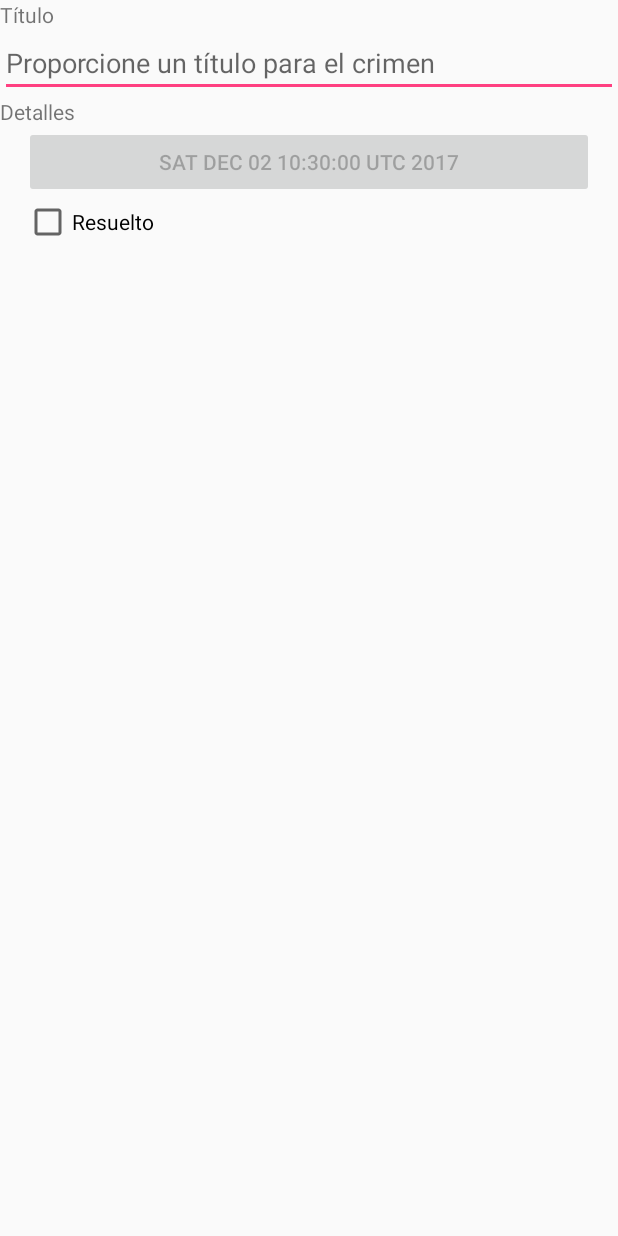
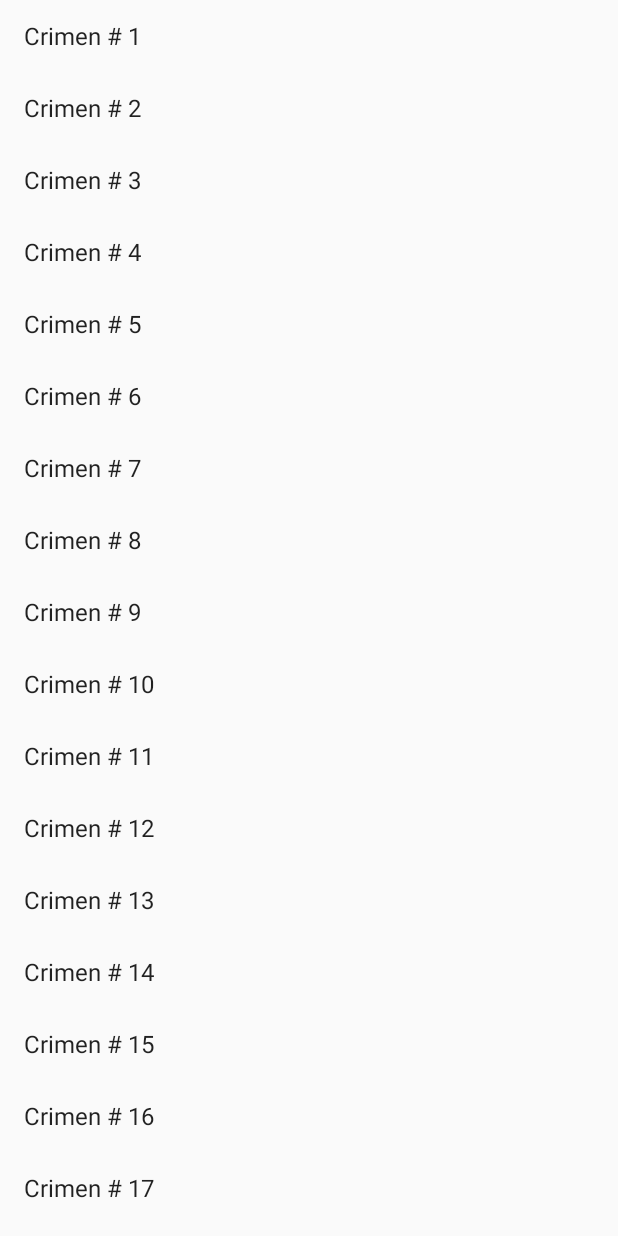
Before and after one commit to JoseRuben/CriminalIntent, an Android app: the screen it shows after launch (CrimeActivity before the commit, CrimeListActivity after it), on a phone screen of 412 x 824 dp. Run offline under Robolectric (Android 15) with nearby library versions, the phone set to English and light mode, and no system bars.

Commit message:
CriminalIntent: Muestra una lista simple de crimenes.

```diff
--- a/app/build.gradle
+++ b/app/build.gradle
@@ -28,4 +28,5 @@ dependencies {
     compile 'com.android.support.constraint:constraint-layout:1.0.2'
     testCompile 'junit:junit:4.12'
     compile 'com.android.support:support-v4:26.0.0-alpha1'
+    compile 'com.android.support:recyclerview-v7:26.0.0-alpha1'
 }
--- a/app/src/main/AndroidManifest.xml
+++ b/app/src/main/AndroidManifest.xml
@@ -8,13 +8,17 @@
         android:label="@string/app_name"
         android:supportsRtl="true"
         android:theme="@style/AppTheme">
-        <activity android:name=".CrimeActivity">
+        <activity android:name=".CrimeListActivity">
             <intent-filter>
                 <action android:name="android.intent.action.MAIN" />
 
                 <category android:name="android.intent.category.LAUNCHER" />
             </intent-filter>
         </activity>
+
+        <activity android:name=".CrimeActivity">
+
+        </activity>
     </application>
 
 </manifest>
--- /dev/null
+++ b/app/src/main/java/com/joseake/android/criminalintent/CrimeLab.java
@@ -0,0 +1,45 @@
+package com.joseake.android.criminalintent;
+
+import android.content.Context;
+
+import java.util.ArrayList;
+import java.util.List;
+import java.util.UUID;
+
+/**
+ * Created by CASA III on 28/11/2017.
+ */
+
+public class CrimeLab {
+    private static CrimeLab sCrimeLab;
+    private List<Crime> mCrimes;
+
+    public static  CrimeLab get(Context context) {
+        if (sCrimeLab == null){
+            sCrimeLab = new CrimeLab(context);
+        }
+        return sCrimeLab;
+    }
+
+    private CrimeLab(Context context) {
+        mCrimes = new ArrayList<>();
+        for (int i = 1; i <= 100; i++) {
+            Crime crime = new Crime();
+            crime.setTitle("Crimen # " + i);
+            crime.setSolved(i % 2 == 0);
+            mCrimes.add(crime);
+    }
+}
+    public List<Crime> getCrimes() {
+
+        return mCrimes;
+    }
+    public Crime getCrime(UUID id) {
+        for (Crime crime : mCrimes) {
+            if (crime.getId().equals(id)) {
+                return crime;
+            }
+        }
+        return null;
+    }
+}
--- /dev/null
+++ b/app/src/main/java/com/joseake/android/criminalintent/CrimeListActivity.java
@@ -0,0 +1,14 @@
+package com.joseake.android.criminalintent;
+
+import android.support.v4.app.Fragment;
+
+/**
+ * Created by CASA III on 28/11/2017.
+ */
+
+public class CrimeListActivity extends SingleFragmentActivity {
+    @Override
+    protected Fragment createFragment() {
+        return new CrimeListFragment();
+    }
+}
--- /dev/null
+++ b/app/src/main/java/com/joseake/android/criminalintent/CrimeListFragment.java
@@ -0,0 +1,84 @@
+package com.joseake.android.criminalintent;
+
+import android.os.Bundle;
+import android.support.annotation.Nullable;
+import android.support.v4.app.Fragment;
+import android.support.v7.widget.LinearLayoutManager;
+import android.support.v7.widget.RecyclerView;
+import android.view.LayoutInflater;
+import android.view.View;
+import android.view.ViewGroup;
+import android.widget.TextView;
+
+import java.util.List;
+
+/**
+ * Created by CASA III on 28/11/2017.
+ */
+
+public class CrimeListFragment extends Fragment {
+    private RecyclerView mCrimeRecyclerView;
+    private CrimeAdapter mAdapter;
+
+    @Nullable
+    @Override
+    public View onCreateView(LayoutInflater inflater,
+                             @Nullable ViewGroup container,
+                             @Nullable Bundle savedInstanceState) {
+
+        View view = inflater.inflate(R.layout.fragment_crime_list,
+                container, false);
+        mCrimeRecyclerView = (RecyclerView)
+                view.findViewById(R.id.crime_recycler_view);
+        mCrimeRecyclerView.setLayoutManager(new LinearLayoutManager(getActivity()));
+
+        updateUI();
+
+        return view;
+    }
+
+    private void updateUI(){
+        CrimeLab crimeLab = CrimeLab.get(getActivity());
+        List<Crime> crimes = crimeLab.getCrimes();
+
+        mAdapter = new CrimeAdapter(crimes);
+        mCrimeRecyclerView.setAdapter(mAdapter);
+    }
+
+    private class CrimeHolder extends RecyclerView.ViewHolder {
+        public TextView mTitleTextView;
+
+        public CrimeHolder(View itemView) {
+            super(itemView);
+            mTitleTextView = (TextView) itemView;
+        }
+    }
+    private class CrimeAdapter extends RecyclerView.Adapter<CrimeHolder> {
+
+        private List<Crime> mCrimes;
+
+        public CrimeAdapter(List<Crime> crimes) {
+            mCrimes = crimes;
+        }
+
+        @Override
+        public CrimeHolder onCreateViewHolder(ViewGroup parent, int viewType) {
+            LayoutInflater layoutInflater = LayoutInflater.from(getActivity());
+            View view = layoutInflater.inflate(
+                    android.R.layout.simple_list_item_1,
+                    parent, false);
+            return new CrimeHolder(view);
+        }
+
+        @Override
+        public void onBindViewHolder(CrimeHolder holder, int position) {
+            Crime crime = mCrimes.get(position);
+            holder.mTitleTextView.setText(crime.getTitle());
+        }
+
+        @Override
+        public int getItemCount() {
+            return mCrimes.size();
+        }
+    }
+}
--- a/app/src/main/res/layout/fragment_crime.xml
+++ b/app/src/main/res/layout/fragment_crime.xml
@@ -9,7 +9,7 @@
         android:layout_width="wrap_content"
         android:layout_height="wrap_content"
         android:text="@string/crime_title_label"
-        android:Style="?android:listSeparatorTextViewStyle"/>
+        style="?android:listSeparatorTextViewStyle"/>
 
     <EditText
         android:layout_width="match_parent"
@@ -21,7 +21,7 @@
         android:layout_width="wrap_content"
         android:layout_height="wrap_content"
         android:text="@string/crime_details_label"
-        android:Style="?android:listSeparatorTextViewStyle"/>
+        style="?android:listSeparatorTextViewStyle"/>
 
     <Button
         android:layout_width="match_parent"
--- /dev/null
+++ b/app/src/main/res/layout/fragment_crime_list.xml
@@ -0,0 +1,8 @@
+<?xml version="1.0" encoding="utf-8"?>
+<android.support.v7.widget.RecyclerView
+    xmlns:android="http://schemas.android.com/apk/res/android"
+    android:id="@+id/crime_recycler_view"
+    android:layout_width="match_parent"
+    android:layout_height="match_parent">
+
+</android.support.v7.widget.RecyclerView>
```
